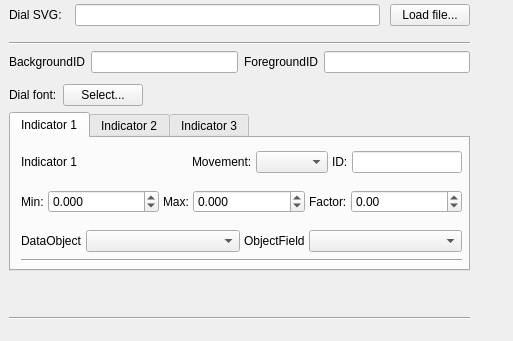
Before: the Qt Designer form ground/src/plugins/dial/dialgadgetoptionspage.ui in openpilot/OpenPilot, drawn with Qt 5.
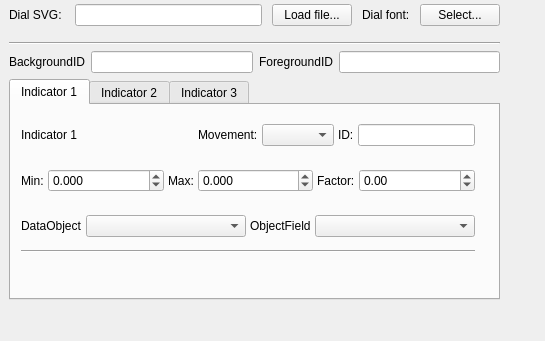
After: the same form once the commit is applied. The open tabs and pages were chosen to show the change.

Commit message: Update dial plugin config UI

Diff of the .ui file:
```diff
--- a/ground/src/plugins/dial/dialgadgetoptionspage.ui
+++ b/ground/src/plugins/dial/dialgadgetoptionspage.ui
@@ -6,7 +6,7 @@
    <rect>
     <x>0</x>
     <y>0</y>
-    <width>513</width>
+    <width>545</width>
     <height>341</height>
    </rect>
   </property>
@@ -24,11 +24,11 @@
     <rect>
      <x>-1</x>
      <y>-1</y>
-     <width>481</width>
-     <height>331</height>
+     <width>511</width>
+     <height>311</height>
     </rect>
    </property>
-   <layout class="QVBoxLayout" name="verticalLayout" stretch="0,0,0,0,0,0,0">
+   <layout class="QVBoxLayout" name="verticalLayout" stretch="0,0,0,0">
     <property name="sizeConstraint">
      <enum>QLayout::SetMinimumSize</enum>
     </property>
@@ -45,7 +45,7 @@
      <number>10</number>
     </property>
     <item>
-     <layout class="QHBoxLayout" name="horizontalLayout" stretch="0,0,0">
+     <layout class="QHBoxLayout" name="horizontalLayout" stretch="0,0,0,0,0">
       <property name="spacing">
        <number>10</number>
       </property>
@@ -72,6 +72,20 @@
         </property>
        </widget>
       </item>
+      <item>
+       <widget class="QLabel" name="label_28">
+        <property name="text">
+         <string>Dial font:</string>
+        </property>
+       </widget>
+      </item>
+      <item>
+       <widget class="QPushButton" name="fontPicker">
+        <property name="text">
+         <string>Select...</string>
+        </property>
+       </widget>
+      </item>
      </layout>
     </item>
     <item>
@@ -105,40 +119,6 @@
       </item>
      </layout>
     </item>
-    <item>
-     <layout class="QHBoxLayout" name="horizontalLayout_12">
-      <property name="topMargin">
-       <number>5</number>
-      </property>
-      <item>
-       <widget class="QLabel" name="label_28">
-        <property name="text">
-         <string>Dial font:</string>
-        </property>
-       </widget>
-      </item>
-      <item>
-       <widget class="QPushButton" name="fontPicker">
-        <property name="text">
-         <string>Select...</string>
-        </property>
-       </widget>
-      </item>
-      <item>
-       <spacer name="horizontalSpacer_4">
-        <property name="orientation">
-         <enum>Qt::Horizontal</enum>
-        </property>
-        <property name="sizeHint" stdset="0">
-         <size>
-          <width>40</width>
-          <height>20</height>
-         </size>
-        </property>
-       </spacer>
-      </item>
-     </layout>
-    </item>
     <item>
      <widget class="QTabWidget" name="tabWidget">
       <property name="sizePolicy">
@@ -159,8 +139,8 @@
          <rect>
           <x>10</x>
           <y>10</y>
-          <width>441</width>
-          <height>121</height>
+          <width>454</width>
+          <height>151</height>
          </rect>
         </property>
         <layout class="QVBoxLayout" name="verticalLayout_2">
@@ -779,29 +759,6 @@
       </widget>
      </widget>
     </item>
-    <item>
-     <spacer name="verticalSpacer">
-      <property name="orientation">
-       <enum>Qt::Vertical</enum>
-      </property>
-      <property name="sizeType">
-       <enum>QSizePolicy::Minimum</enum>
-      </property>
-      <property name="sizeHint" stdset="0">
-       <size>
-        <width>20</width>
-        <height>40</height>
-       </size>
-      </property>
-     </spacer>
-    </item>
-    <item>
-     <widget class="Line" name="line_5">
-      <property name="orientation">
-       <enum>Qt::Horizontal</enum>
-      </property>
-     </widget>
-    </item>
    </layout>
   </widget>
  </widget>
```
Left out of the diff: 10 changed lines with no effect on the pictures.
